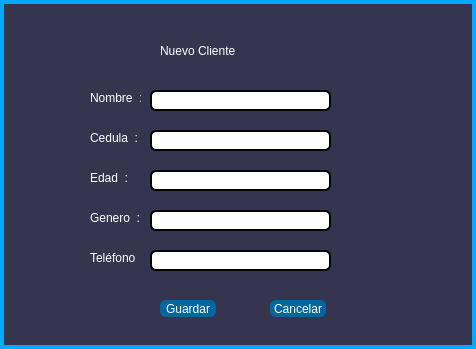
joanmera/Gameverse_Interface, file views/clientes_form.ui: the form before one commit.
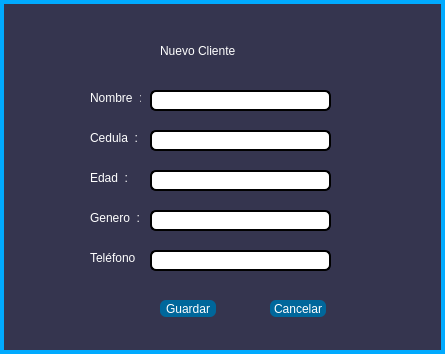
The form after the commit.

Patch:
```diff
--- a/views/clientes_form.ui
+++ b/views/clientes_form.ui
@@ -6,8 +6,8 @@
    <rect>
     <x>0</x>
     <y>0</y>
-    <width>476</width>
-    <height>349</height>
+    <width>445</width>
+    <height>354</height>
    </rect>
   </property>
   <property name="windowTitle">
```
